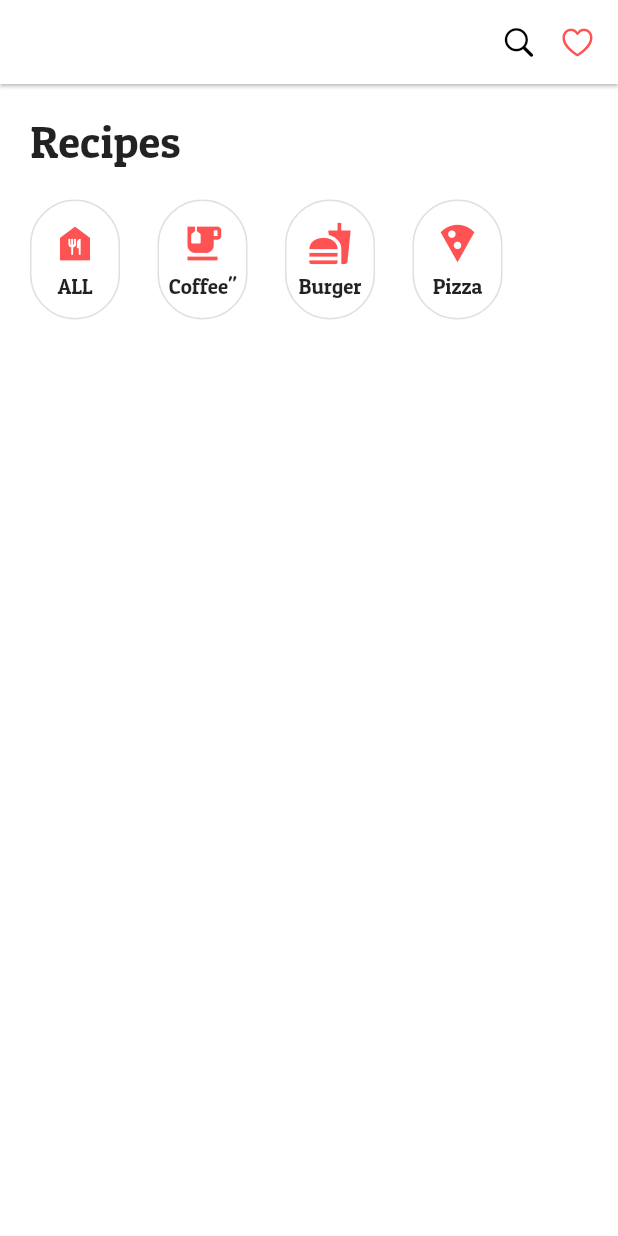
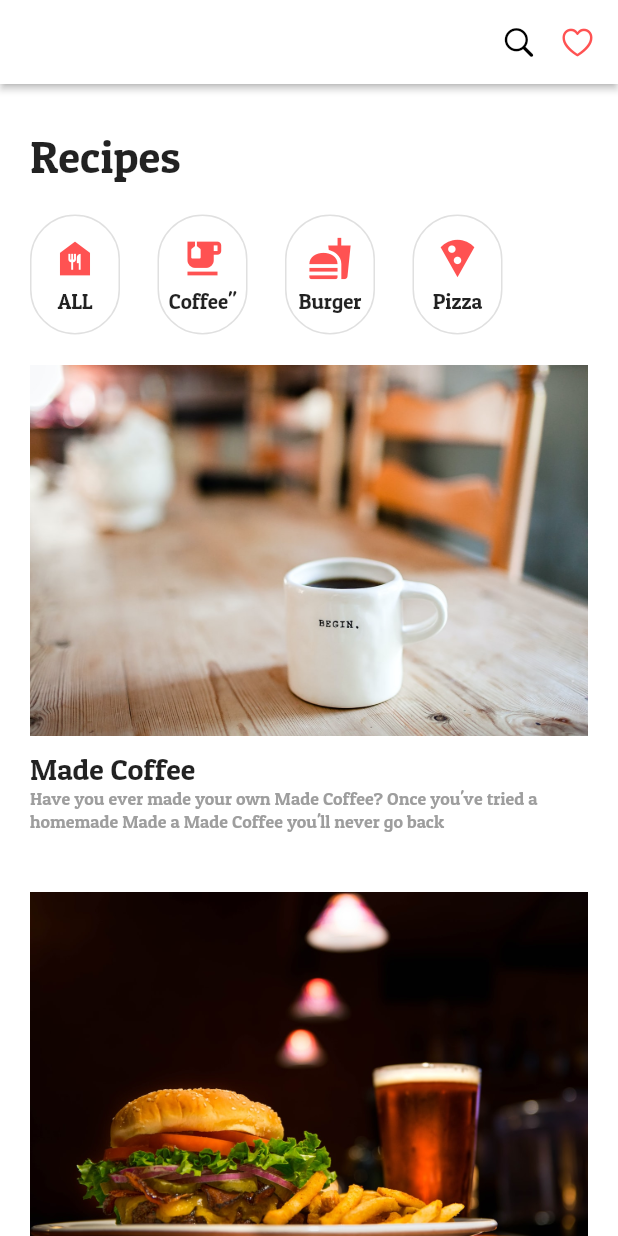
Before and after one commit to codinginpain/flutter_recipe, a Flutter app: the screen it shows after launch, on a phone screen of 412 x 824 dp. Run offline on Flutter 3.47's test engine with Material 2 defaults, Android fonts, the phone set to English and light mode, and no system bars.

Commit message:
List View

```diff
--- a/analysis_options.yaml
+++ b/analysis_options.yaml
@@ -22,8 +22,11 @@ linter:
   # `// ignore_for_file: name_of_lint` syntax on the line or in the file
   # producing the lint.
   rules:
-    # avoid_print: false  # Uncomment to disable the `avoid_print` rule
-    # prefer_single_quotes: true  # Uncomment to enable the `prefer_single_quotes` rule
+    prefer_const_constructors: false
+    avoid_print: false
+    prefer_typing_uninitialized_variables: false
+    prefer_const_constructors_in_immutables: false
+    prefer_const_literals_to_create_immutables : false
 
 # Additional information about this file can be found at
 # https://dart.dev/guides/language/analysis-options
--- a/lib/components/recipe_list_item.dart
+++ b/lib/components/recipe_list_item.dart
@@ -7,6 +7,22 @@ class RecipeListItem extends StatelessWidget {
   const RecipeListItem(this.imageName, this.title);
   @override
   Widget build(BuildContext context) {
-    return Container();
+    return Padding(
+      padding: const EdgeInsets.symmetric(vertical: 20),
+      child: Column(
+        crossAxisAlignment: CrossAxisAlignment.start,
+        children: [
+          Image.asset("assets/images/$imageName.jpeg"),
+          SizedBox(height: 10),
+          Text(
+            "$title",
+            style: TextStyle(fontSize: 20),
+          ),
+          Text(
+              "Have you ever made your own $title? Once you've tried a homemade Made a $title you'll never go back",
+              style: TextStyle(color: Colors.grey, fontSize: 12)),
+        ],
+      ),
+    );
   }
 }
--- a/lib/components/recipe_menu.dart
+++ b/lib/components/recipe_menu.dart
@@ -5,6 +5,8 @@ class RecipeMenu extends StatelessWidget {
   Widget build(BuildContext context) {
     return Padding(
       padding: const EdgeInsets.only(top: 20),
+      child: SingleChildScrollView(
+        scrollDirection: Axis.horizontal,
         child: Row(
           children: [
             _buildMenuItem(Icons.food_bank, "ALL"),
@@ -15,6 +17,7 @@ class RecipeMenu extends StatelessWidget {
             SizedBox(width: 25),
             _buildMenuItem(Icons.local_pizza, "Pizza"),
           ],
+        ),
       ),
     );
   }
--- a/lib/components/recipe_title.dart
+++ b/lib/components/recipe_title.dart
@@ -1,10 +1,10 @@
-import 'package:flutter/material.dart';
+import 'package:flutter/cupertino.dart';
 
 class RecipeTitle extends StatelessWidget {
   @override
   Widget build(BuildContext context) {
     return Padding(
-      padding: const EdgeInsets.only(top: 20),
+      padding: const EdgeInsets.only(top: 30),
       child: Text(
         "Recipes",
         style: TextStyle(fontSize: 30),
--- a/lib/pages/recipe_page.dart
+++ b/lib/pages/recipe_page.dart
@@ -14,8 +14,7 @@ class RecipePage extends StatelessWidget {
       appBar: _buildRecipeAppBar(),
       body: Padding(
         padding: const EdgeInsets.symmetric(horizontal: 20),
-        child: Column(
-          crossAxisAlignment: CrossAxisAlignment.start,
+        child: ListView(
           children: [
             RecipeTitle(),
             RecipeMenu(),
@@ -30,7 +29,7 @@ class RecipePage extends StatelessWidget {
 
   AppBar _buildRecipeAppBar() => AppBar(
         backgroundColor: Colors.white,
-        elevation: 1.0,
+        elevation: 2.0,
         actions: [
           Icon(CupertinoIcons.search, color: Colors.black),
           SizedBox(width: 15),
```
Also changed, not shown: pubspec.lock. Lines whose indentation alone changed are shown as unchanged.
